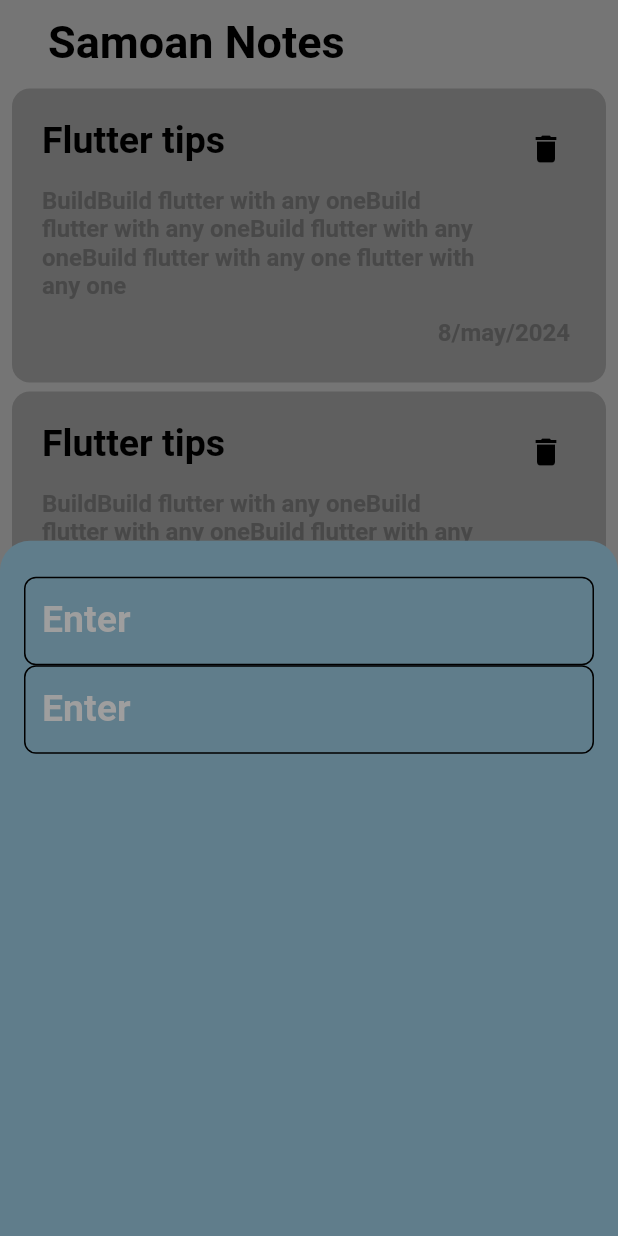
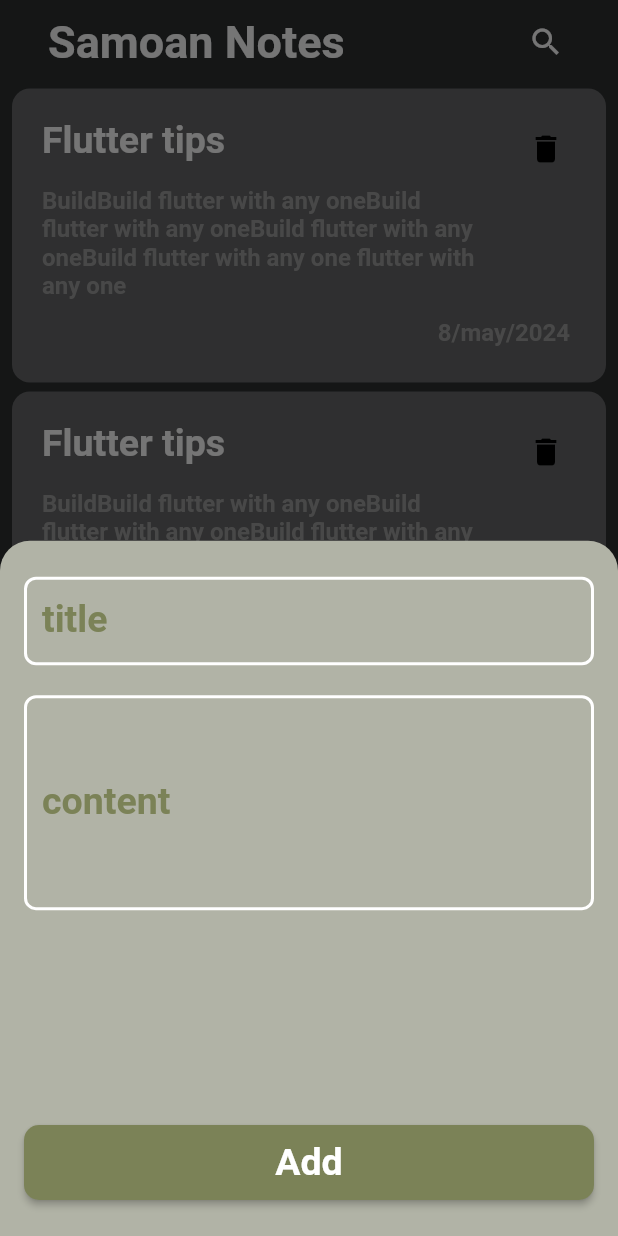
Before and after one commit to abdellahmuhammed/notes_app, a Flutter app: the screen it shows after launch, after a tap on the "add" icon, on a phone screen of 412 x 824 dp. Run offline on Flutter 3.47's test engine with Material 3 defaults, Android fonts, the phone set to English and light mode, and no system bars.

Commit message:
refactor Code

```diff
--- a/lib/Shared/Constant.dart
+++ b/lib/Shared/Constant.dart
@@ -1,3 +1,3 @@
 import 'package:flutter/material.dart';
 
-MaterialColor kPrimaryColor = Colors.grey;
+const Color kPrimaryColor = Color(0xFF7B8257);
--- a/lib/Shared/Widgets/NoteShowModalBottomSheet.dart
+++ /dev/null
@@ -1,24 +0,0 @@
-import 'package:flutter/material.dart';
-import 'package:notes_app/Shared/Widgets/CustomTextFormField.dart';
-
-class NoteShowModalBottomSheet extends StatelessWidget {
-  const NoteShowModalBottomSheet({super.key});
-
-  @override
-  Widget build(BuildContext context) {
-    return Padding(
-      padding: const EdgeInsets.symmetric(vertical: 24,horizontal: 16),
-      child: Container(
-        decoration: BoxDecoration(
-          borderRadius: BorderRadius.circular(8),
-        ),
-        child:const  Column(
-          children: [
-            CustomTextFormField( label: 'Enter',),
-            CustomTextFormField( label: 'Enter',),
-          ],
-        ),
-      ),
-    );
-  }
-}
--- a/lib/Shared/themes.dart
+++ b/lib/Shared/themes.dart
@@ -11,7 +11,7 @@ ThemeData lightThem() {
 
 ThemeData darkThem() {
   return _themData(
-    backgroundColor: Colors.black12,
+    backgroundColor: const Color(0xFF2D2F31),
     textColor: Colors.white,
     statusBarIconBrightness: Brightness.light,
   );
@@ -52,6 +52,32 @@ ThemeData _themData({
         fontSize: 30.0,
         fontWeight: FontWeight.bold,
       ),
+    ),
+
+    floatingActionButtonTheme: FloatingActionButtonThemeData(
+      iconSize: 35,
+      backgroundColor: kPrimaryColor,
+      foregroundColor: backgroundColor,
+      shape: RoundedRectangleBorder(
+        borderRadius: BorderRadius.circular(16),
+      ),
+    ),
+
+    inputDecorationTheme: InputDecorationTheme(
+      // filled: true,
+      // fillColor: Colors.grey.withOpacity(0.7),
+      enabledBorder: _buildOutlineInputBorder(),
+      focusedBorder: _buildOutlineInputBorder(kPrimaryColor),
+      border: _buildOutlineInputBorder(),
+      labelStyle: const TextStyle(
+        overflow: TextOverflow.ellipsis,
+        color: kPrimaryColor,
+        fontSize: 25.0,
+        fontWeight: FontWeight.bold,
+      ),
+      iconColor: kPrimaryColor,
+      suffixIconColor: kPrimaryColor,
+      prefixIconColor: kPrimaryColor,
     ),
     // iconTheme: _buildIconThemeData(color: textColor),
     // iconButtonTheme: IconButtonThemeData(
@@ -114,62 +140,30 @@ ThemeData _themData({
     //     ),
     //   ),
     // ),
-    inputDecorationTheme: InputDecorationTheme(
-      // filled: true,
-      // fillColor: Colors.grey.withOpacity(0.7),
-      enabledBorder: OutlineInputBorder(
-        borderSide: BorderSide(
-          color: textColor,
-        ),
-        borderRadius: BorderRadius.circular(8),
-      ),
-      focusedBorder: OutlineInputBorder(
-        borderSide: BorderSide(
-          color: textColor,
-        ),
-        borderRadius: BorderRadius.circular(8),
-      ),
-      border: OutlineInputBorder(
-        borderSide: BorderSide(
-          color: textColor,
-        ),
-        borderRadius: BorderRadius.circular(8),
-      ),
-      labelStyle: const TextStyle(
-        overflow: TextOverflow.ellipsis,
-        color: Colors.grey,
-        fontSize: 25.0,
-        fontWeight: FontWeight.bold,
-      ),
-      iconColor: kPrimaryColor,
-      suffixIconColor: kPrimaryColor,
-      prefixIconColor: kPrimaryColor,
-    ),
-    floatingActionButtonTheme: FloatingActionButtonThemeData(
-      iconSize: 35,
-      backgroundColor: Colors.blueGrey,
-      foregroundColor: backgroundColor,
-      shape: RoundedRectangleBorder(
-        borderRadius: BorderRadius.circular(50),
-      ),
-    ),
-    bottomNavigationBarTheme: BottomNavigationBarThemeData(
-      backgroundColor: kPrimaryColor,
-      selectedItemColor: textColor,
-      unselectedItemColor: backgroundColor,
-      selectedIconTheme: _buildIconThemeData(
-        color: textColor,
-        size: 20,
-      ),
-      selectedLabelStyle: _buildTextStyle(
-        color: backgroundColor,
-        size: 20,
-      ),
-      unselectedIconTheme:
-          _buildIconThemeData(color: Colors.lightBlueAccent, size: 20),
-      unselectedLabelStyle: _buildTextStyle(
-          color: textColor, fontWeight: FontWeight.normal, size: 15),
-    ),
+    // bottomNavigationBarTheme: BottomNavigationBarThemeData(
+    //   backgroundColor: kPrimaryColor,
+    //   selectedItemColor: textColor,
+    //   unselectedItemColor: backgroundColor,
+    //   selectedIconTheme: _buildIconThemeData(
+    //     color: textColor,
+    //     size: 20,
+    //   ),
+    //   selectedLabelStyle: _buildTextStyle(
+    //     color: backgroundColor,
+    //     size: 20,
+    //   ),
+    //   unselectedIconTheme:
+    //       _buildIconThemeData(color: Colors.lightBlueAccent, size: 20),
+    //   unselectedLabelStyle: _buildTextStyle(
+    //       color: textColor, fontWeight: FontWeight.normal, size: 15),
+    // ),
+  );
+}
+
+OutlineInputBorder _buildOutlineInputBorder([Color? color = Colors.white]) {
+  return OutlineInputBorder(
+    borderSide: BorderSide(color: color ?? kPrimaryColor, width: 2),
+    borderRadius: BorderRadius.circular(8),
   );
 }
 
--- a/lib/Views/NotesView.dart
+++ b/lib/Views/NotesView.dart
@@ -1,32 +1,43 @@
-
 import 'package:flutter/material.dart';
-import 'package:notes_app/Shared/Constant.dart';
-import 'package:notes_app/Shared/Widgets/NoteShowModalBottomSheet.dart';
-import 'package:notes_app/Shared/Widgets/NotesListView.dart';
+import 'package:notes_app/Widgets/AddNoteShowModalBottomSheet.dart';
+import 'package:notes_app/Widgets/NotesListView.dart';
 
 class NotesView extends StatelessWidget {
   const NotesView({super.key});
 
   static String id = 'Home Screen';
+
   @override
   Widget build(BuildContext context) {
     return Scaffold(
       appBar: noteAppBar(),
-      floatingActionButton: FloatingActionButton(onPressed: (){
+      floatingActionButton: FloatingActionButton(
+        onPressed: () {
           showModalBottomSheet(
             context: context,
-          backgroundColor: Colors.blueGrey,
+            backgroundColor: const Color(0xFFB1B3A6),
             shape: const RoundedRectangleBorder(
               borderRadius: BorderRadius.only(
                 topLeft: Radius.circular(20),
                 topRight: Radius.circular(20),
               ),
             ),
-          builder: (context )=> const NoteShowModalBottomSheet(),
+            builder: (context) => const AddNoteShowModalBottomSheet(),
           );
-      }, child:const Icon(Icons.add),),
+        },
+        child: const Icon(Icons.add),
+      ),
       body: const NoteViewBody(),
     );
+  }
+}
+
+class NoteViewBody extends StatelessWidget {
+  const NoteViewBody({super.key});
+
+  @override
+  Widget build(BuildContext context) {
+    return const NotesListView();
   }
 }
 
@@ -48,12 +59,3 @@ AppBar noteAppBar() {
     ],
   );
 }
-
-class NoteViewBody extends StatelessWidget {
-  const NoteViewBody({super.key});
-
-  @override
-  Widget build(BuildContext context) {
-    return const NotesListView();
-  }
-}
--- /dev/null
+++ b/lib/Widgets/AddNoteShowModalBottomSheet.dart
@@ -0,0 +1,28 @@
+import 'package:flutter/material.dart';
+import 'package:notes_app/Widgets/CustomMaterialButton.dart';
+import 'package:notes_app/Widgets/CustomTextFormField.dart';
+
+class AddNoteShowModalBottomSheet extends StatelessWidget {
+  const AddNoteShowModalBottomSheet({super.key});
+
+  @override
+  Widget build(BuildContext context) {
+    return Padding(
+      padding: const EdgeInsets.symmetric(vertical: 24,horizontal: 16),
+      child: Container(
+        decoration: BoxDecoration(
+          borderRadius: BorderRadius.circular(8),
+        ),
+        child:  Column(
+          children: [
+           const CustomTextFormField( label: 'title'),
+            const  SizedBox(height: 20,),
+          const  Expanded(child:   CustomTextFormField( label: 'content' ,maxLines: 8, minLines: 6, keyboardType: TextInputType.multiline, )),
+            const   Spacer(),
+            CustomMaterialButton(text: 'Add', onTap: (){})
+          ],
+        ),
+      ),
+    );
+  }
+}
--- /dev/null
+++ b/lib/Widgets/CustomMaterialButton.dart
@@ -0,0 +1,39 @@
+//Custom Material Button To Send Data from Login screen to Home screen or from Register Screen to home screen
+import 'package:flutter/material.dart';
+import 'package:notes_app/Shared/Constant.dart';
+
+class CustomMaterialButton extends StatelessWidget {
+  final String text;
+  final Color color ;
+  final double minWidth;
+  final double height;
+  final double radius;
+  final VoidCallback onTap;
+
+  const CustomMaterialButton({
+    super.key,
+    required this.text,
+    this.minWidth = double.infinity,
+    this.height = 50,
+    this.radius = 10,
+    required this.onTap,
+     this.color = kPrimaryColor,
+  });
+
+  @override
+  Widget build(BuildContext context) {
+    return MaterialButton(
+      shape: RoundedRectangleBorder(
+        borderRadius: BorderRadius.circular(radius),
+      ),
+      height:height ,
+      minWidth: minWidth,
+      color: color,
+      onPressed:onTap ,
+      child: Text(
+        text,
+        style: Theme.of(context).textTheme.titleLarge,
+      ),
+    );
+  }
+}
--- a/lib/Shared/Widgets/CustomTextFormField.dart
+++ b/lib/Widgets/CustomTextFormField.dart
@@ -1,6 +1,7 @@
 // ignore_for_file: file_names
 
 import 'package:flutter/material.dart';
+import 'package:notes_app/Shared/Constant.dart';
 
 class CustomTextFormField extends StatelessWidget {
   final GlobalKey<FormState>? formKey;
@@ -14,6 +15,8 @@ class CustomTextFormField extends StatelessWidget {
   final Function(String)? onChanged;
   final Function(String)? onFieldSubmitted;
   final double radius;
+  final int minLines;
+  final int maxLines;
 
   const CustomTextFormField({
     super.key,
@@ -28,6 +31,8 @@ class CustomTextFormField extends StatelessWidget {
     this.onChanged,
      this.onFieldSubmitted,
     this.radius =10,
+    this.minLines = 1,
+    this.maxLines = 1,
   });
 
   @override
@@ -37,9 +42,12 @@ class CustomTextFormField extends StatelessWidget {
       keyboardType: keyboardType,
       controller: controller,
       obscureText: passwordSecure!,
+      maxLines:maxLines,
+      minLines:minLines ,
+        cursorColor:kPrimaryColor,
       decoration: InputDecoration(
         border: OutlineInputBorder(borderRadius: BorderRadius.circular(radius)),
-        label: Text(label, maxLines: 1, overflow: TextOverflow.ellipsis),
+        label: Text(label, maxLines: 1 ,  overflow: TextOverflow.ellipsis , ),
         prefixIcon: prefixIcon,
         suffixIcon: suffixIcon
       ),
--- a/lib/Shared/Widgets/NotesListView.dart
+++ b/lib/Widgets/NotesListView.dart
@@ -1,5 +1,5 @@
 import 'package:flutter/material.dart';
-import 'package:notes_app/Shared/Widgets/NotesItem.dart';
+import 'package:notes_app/Widgets/NotesItem.dart';
 
 class NotesListView extends StatelessWidget {
   const NotesListView({super.key});
--- a/lib/main.dart
+++ b/lib/main.dart
@@ -2,10 +2,8 @@ import 'package:flutter/material.dart';
 import 'package:notes_app/Shared/themes.dart';
 import 'package:notes_app/Views/NotesView.dart';
 
-void main(){
-
+void main() {
   runApp(const NotesApp());
-
 }
 
 class NotesApp extends StatelessWidget {
@@ -15,11 +13,9 @@ class NotesApp extends StatelessWidget {
   Widget build(BuildContext context) {
     return MaterialApp(
       debugShowCheckedModeBanner: false,
-   theme: lightThem(),
-      routes: {
-        NotesView.id : (context)=> const NotesView()
-      },
-      initialRoute:NotesView.id ,
+      theme: darkThem(),
+      routes: {NotesView.id: (context) => const NotesView()},
+      initialRoute: NotesView.id,
     );
   }
 }
```
Also changed, not shown: lib/Widgets/CustomText.dart (renamed from lib/Shared/Widgets/CustomText.dart), lib/Widgets/NotesItem.dart (renamed from lib/Shared/Widgets/NotesItem.dart). Lines whose indentation alone changed are shown as unchanged.
